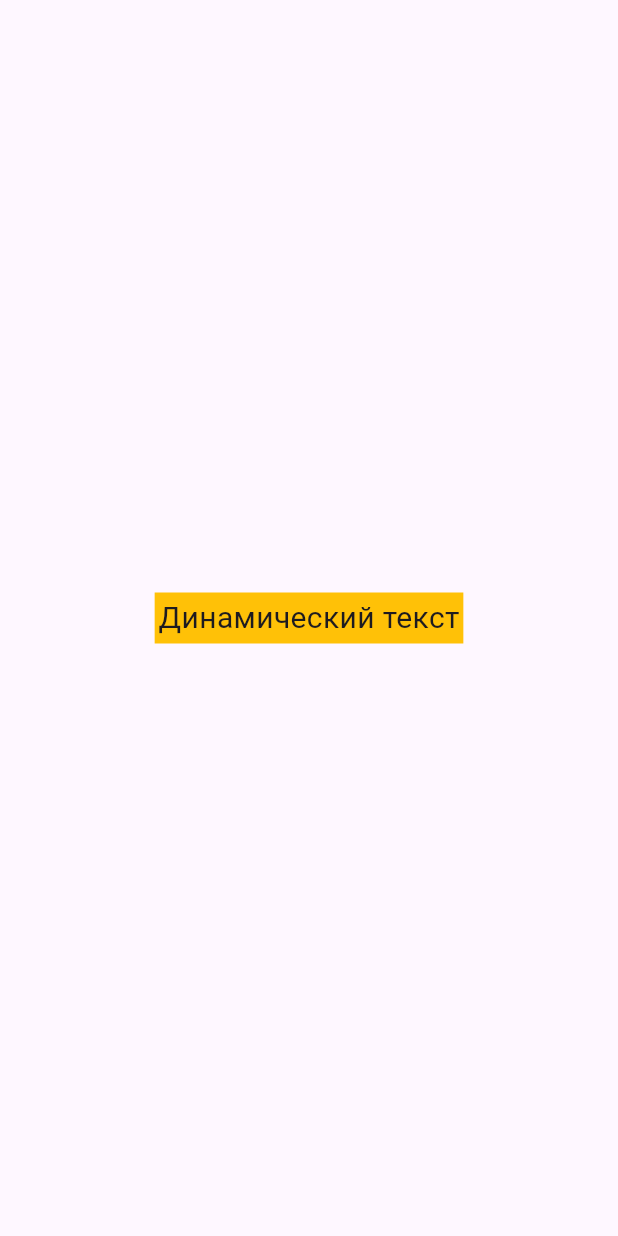
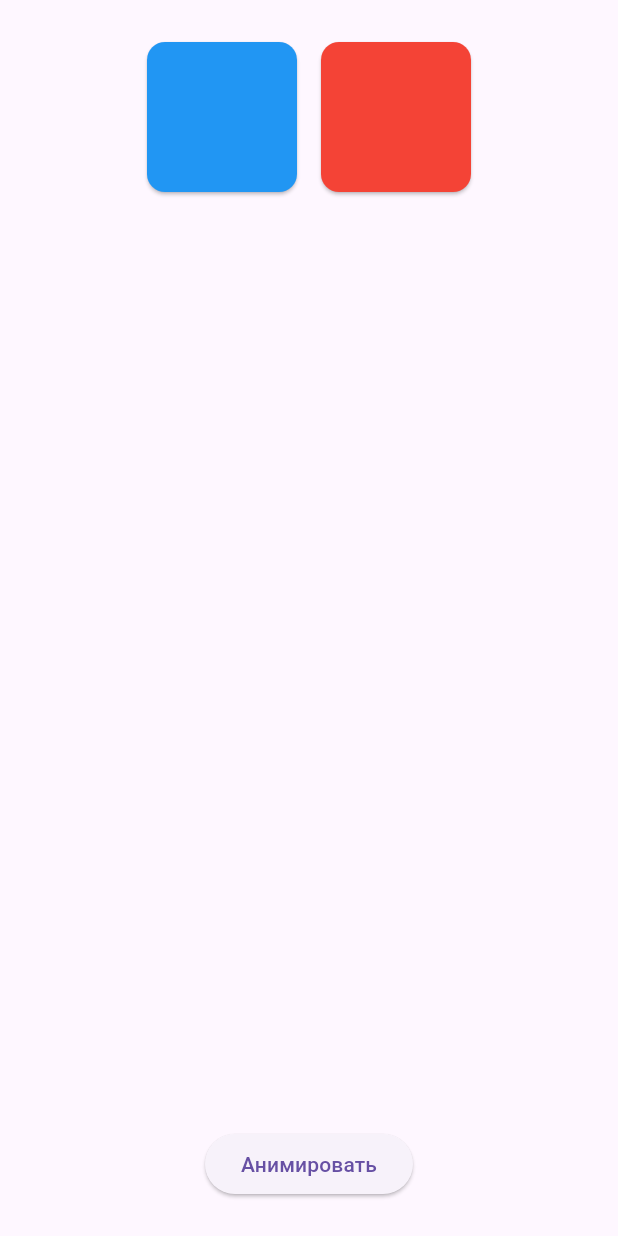
Before and after one commit to AndryMaster/flutter-learning, a Flutter app: the screen it shows after launch, on a phone screen of 412 x 824 dp. Run offline on Flutter 3.47's test engine with Material 3 defaults, Android fonts, the phone set to English and light mode, and no system bars.

Commit message:
up to 3.5

```diff
--- a/lib/main.dart
+++ b/lib/main.dart
@@ -1,105 +1,113 @@
 import 'package:flutter/material.dart';
-import 'package:flutter/scheduler.dart';
 
-void main() {
-  runApp(const MyApp());
-}
+void main() => runApp(MyApp());
 
 class MyApp extends StatelessWidget {
-  const MyApp({Key? key}) : super(key: key);
-
   @override
   Widget build(BuildContext context) {
-    return const MaterialApp(
+    return MaterialApp(
       debugShowCheckedModeBanner: false,
-      home: TextGeometryExample(),
+      theme: ThemeData.light(),
+      home: const CurvesExampleWrapper(),
     );
   }
 }
 
-class TextGeometryExample extends StatefulWidget {
-  const TextGeometryExample({super.key});
+class CurvesExample extends StatelessWidget {
+  final bool selected;
+  final Color color;
+  final Curve curve;
 
-  @override
-  State<TextGeometryExample> createState() => _TextGeometryExampleState();
-}
-
-class _TextGeometryExampleState extends State<TextGeometryExample> {
-  final GlobalKey textKey = GlobalKey();
-  Size size = const Size(0, 0);
-
-  @override
-  void initState() {
-    super.initState();
-
-    /// Добавляем [postFrameCallback] в [SchedulerBinding]
-    /// Он вызовется после отрисовки текущего кадра, в частности после
-    /// отрисовки текста с [GlobalKey] = [textKey].
-    ///
-    /// Размеры виджета text будут известны
-    /// в момент исполнения [_changeAnimatedContainerDimensions],
-    /// тк он вызывается ПОСЛЕ отрисовки кадра, т.е. размер текста будет посчитан
-    SchedulerBinding.instance
-        .addPostFrameCallback(_changeAnimatedContainerDimensions);
-
-    /// Аналогичного результата можно достичь используя Future api
-    /// и геттер [endOfFrame] у [SchedulerBinding].
-    ///
-    /// Future будет завершен тогда, когда завершится отрисовка текущего кадра
-    ///
-    /// Пример:
-    /// SchedulerBinding.instance.endOfFrame
-    ///     .then((_) => _changeAnimatedContainerDimensions());
-  }
-
-  void _changeAnimatedContainerDimensions(
-      [Duration? postframeCallbackDuration]) {
-    /// Получаем [RenderObject] который относится к виджету Text.
-    /// После отрисовки в нем есть информация о геометрии виджета.
-    RenderBox logoBox = textKey.currentContext!.findRenderObject() as RenderBox;
-
-    /// Получаем размер
-    size = Size(
-      logoBox.size.width + 5,
-      logoBox.size.height + 5,
-    );
-
-    /// Обновляем стейт. Изменения размера [size] спровоцирует анимацию у [AnimatedContainer]
-    setState(() {});
-  }
+  const CurvesExample({
+    required this.selected,
+    required this.color,
+    required this.curve,
+    super.key,
+  });
 
   @override
   Widget build(BuildContext context) {
-    /// [Stack] используется намеренно, чтобы продемонстрировать возможность
-    /// получить размер виджета, расположенного параллельно в дереве.
-    ///
-    /// Данного эффекта можно добиться и не используя [postFrameCallback]
-    return Scaffold(
-      body: Stack(
-        children: [
-          /// Контейнер с конкретным размером. Ожидается что в переменной size
-          /// будет размер текста, расположенного ниже по стеку.
-          ///
-          /// Текст в виджете ниже может быть произвольный и на момент верстки
-          /// мы не можем точно знать его размер.
-          Center(
-            child: AnimatedContainer(
-              duration: const Duration(seconds: 2),
-              curve: Curves.bounceInOut,
-              width: size.width,
-              height: size.height,
-              color: Colors.amber,
-            ),
+    return AnimatedAlign(
+      alignment: selected ? Alignment.bottomCenter : Alignment.topCenter,
+      duration: const Duration(seconds: 1),
+      curve: curve,
+      child: GestureDetector(
+        child: Card(
+          color: color,
+          child: const SizedBox(
+            width: 100.0,
+            height: 100.0,
           ),
-          Center(
-            child: Text(
-              key: textKey,
-              'Динамический текст',
-              style: const TextStyle(fontSize: 20),
-            ),
-          ),
-        ],
+        ),
       ),
     );
   }
 }
+
+class CurvesExampleWrapper extends StatefulWidget {
+  const CurvesExampleWrapper({super.key});
+
+  @override
+  State<CurvesExampleWrapper> createState() => _CurvesExampleWrapperState();
+}
+
+class _CurvesExampleWrapperState extends State<CurvesExampleWrapper> {
+  bool selected = false;
+
+  @override
+  Widget build(BuildContext context) {
+    return Scaffold(
+      body: SafeArea(
+        child: Column(
+          children: [
+            const SizedBox(
+              height: 24,
+            ),
+            Expanded(
+              child: Stack(
+                children: [
+                  Padding(
+                    padding: const EdgeInsets.only(right: 116.0),
+                    child: CurvesExample(
+                      selected: selected,
+                      curve: MyLinearCurve(),
+                      color: Colors.blue,
+                    ),
+                  ),
+                  Padding(
+                    padding: const EdgeInsets.only(left: 116.0),
+                    child: CurvesExample(
+                      selected: selected,
+                      curve: Curves.easeIn,
+                      color: Colors.red,
+                    ),
+                  ),
+                ],
+              ),
+            ),
+            const SizedBox(
+              height: 24,
+            ),
+            ElevatedButton(
+              onPressed: () {
+                setState(() {
+                  selected = !selected;
+                });
+              },
+              child: const Text('Анимировать'),
+            ),
+            const SizedBox(
+              height: 24,
+            ),
+          ],
+        ),
+      ),
+    );
+  }
+}
+
+// Созданная нами Curves.linear
+class MyLinearCurve extends Curve {
+  @override
+  double transformInternal(double t) => t;
+}
```
